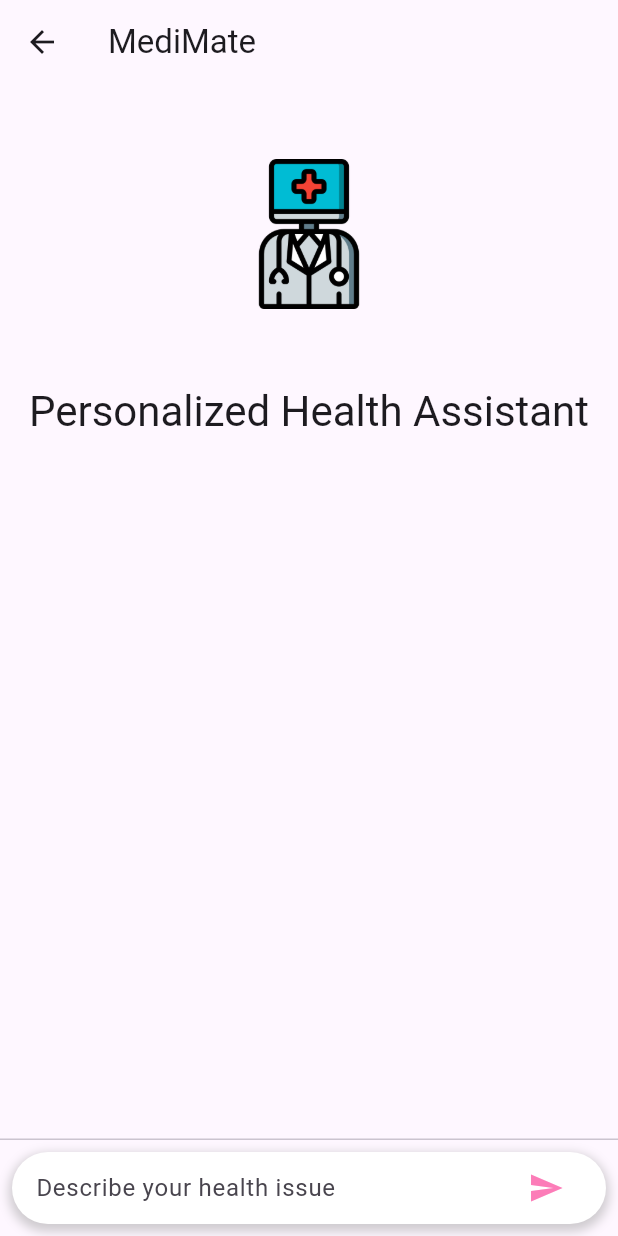
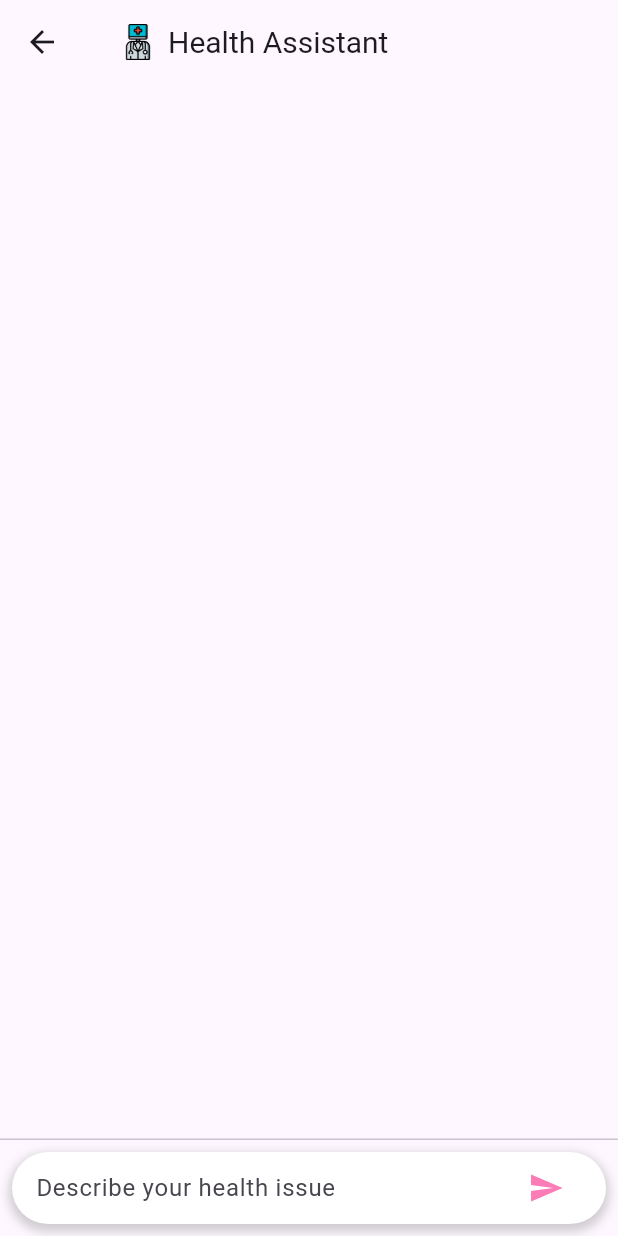
Before and after one commit to Char-Coders/medimate-flutter, a Flutter app: the ChatScreen screen opened directly, on a phone screen of 412 x 824 dp. Run offline on Flutter 3.47's test engine with Material 2 defaults, Android fonts, the phone set to English and light mode, and no system bars.

Commit message:
MediMate: Make the view saner
Signed-off-by: Dhruvgera <dhruvgera61@gmail.com>

```diff
--- a/lib/homepage.dart
+++ b/lib/homepage.dart
@@ -88,26 +88,26 @@ class ChatScreenState extends State<ChatScreen> {
     var image = new Image(image: assetsImage, fit: BoxFit.cover);
     return Scaffold(
       appBar: AppBar(
-        title: Text('MediMate'),
+        title: Row(
+          mainAxisAlignment: MainAxisAlignment.start,
+          children: [
+            Container(
+              padding: const EdgeInsets.all(8.0),
+              child: image, // Replace 'MediMate' with the image
+              height: 40, // Adjust the height as needed
+              width: 40, // Adjust the width as needed
+            ),
+            const Text(
+              'Health Assistant',
+              style: TextStyle(
+                fontSize: 20,
+              ),
+            ), // Replace 'MediMate' text
+          ],
+        ),
       ),
       body: Column(
         children: <Widget>[
-          Padding(
-            padding: const EdgeInsets.all(50.0),
-            child: Container(
-              child: image,
-              height: 100,
-              width: 100,
-            ),
-          ),
-          Text(
-            'Personalized Health Assistant',
-            style: Theme.of(context)
-                .textTheme
-                .headlineMedium
-                ?.copyWith(fontWeight: FontWeight.w400),
-            textAlign: TextAlign.center,
-          ),
           Expanded(
             child: ListView.builder(
               reverse: true,
```
